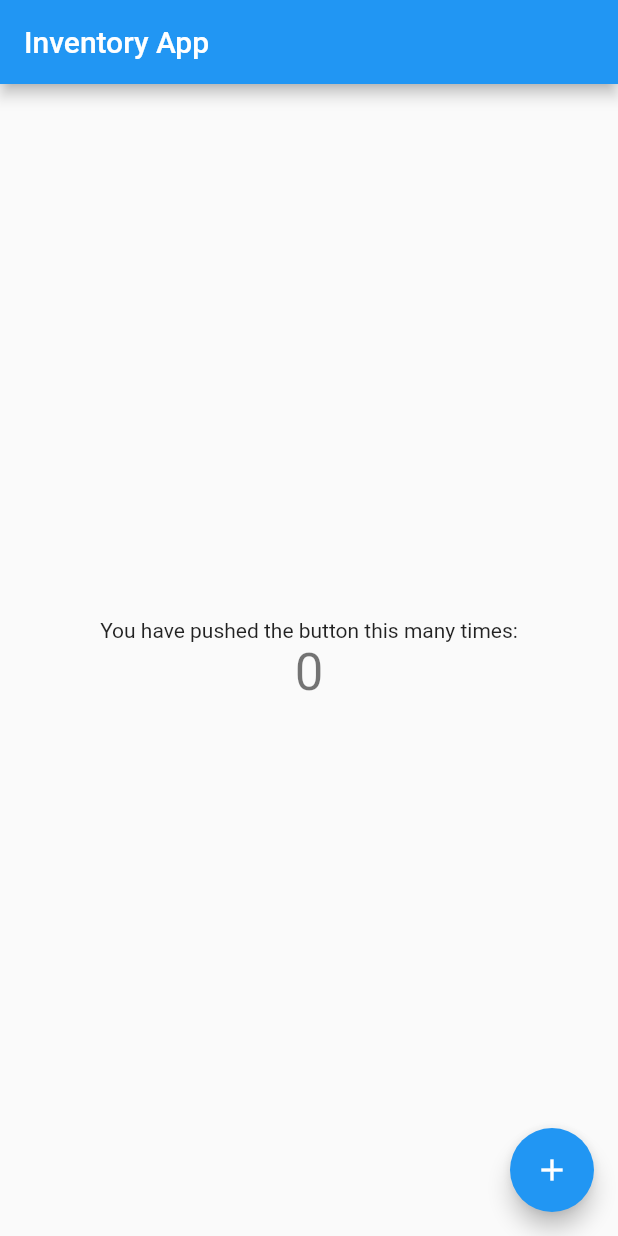
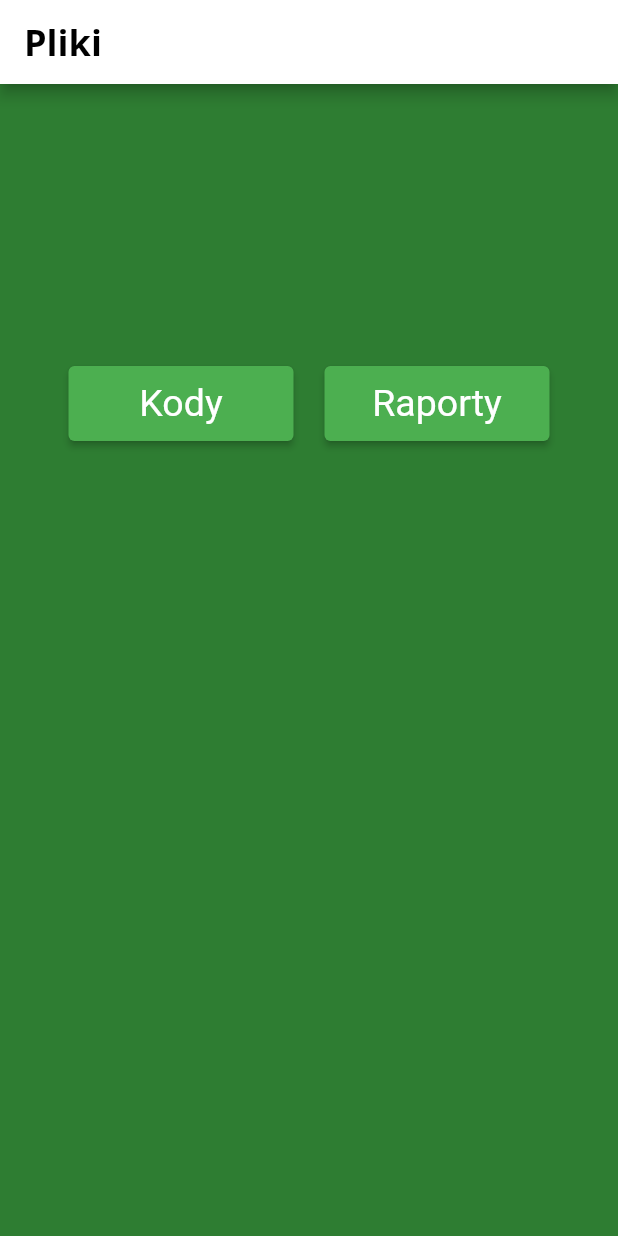
Before and after one commit to Lokinado/flutter_inventory_app, a Flutter app: the screen it shows after launch, on a phone screen of 412 x 824 dp. Run offline on Flutter 3.47's test engine with Material 2 defaults, Android fonts, the light colour scheme and no system bars; Roboto replaces fonts that are missing (Open Sans).

Commit message:
Lepszy format, poprawione ułożenie widgetów

```diff
--- a/lib/main.dart
+++ b/lib/main.dart
@@ -1,115 +1,214 @@
 import 'package:flutter/material.dart';
 
 void main() {
-  runApp(const MyApp());
+  runApp(const SearchPanel());
 }
 
-class MyApp extends StatelessWidget {
-  const MyApp({super.key});
-
-  // This widget is the root of your application.
+class SearchPanel extends StatelessWidget {
+   const SearchPanel({super.key});
   @override
   Widget build(BuildContext context) {
     return MaterialApp(
-      title: 'Inventory App',
+      title: 'Search Panel',
       theme: ThemeData(
-        // This is the theme of your application.
-        //
-        // Try running your application with "flutter run". You'll see the
-        // application has a blue toolbar. Then, without quitting the app, try
-        // changing the primarySwatch below to Colors.green and then invoke
-        // "hot reload" (press "r" in the console where you ran "flutter run",
-        // or simply save your changes to "hot reload" in a Flutter IDE).
-        // Notice that the counter didn't reset back to zero; the application
-        // is not restarted.
-        primarySwatch: Colors.blue,
+        colorScheme: ColorScheme.fromSwatch(primarySwatch: Colors.green).copyWith(background: Colors.green[900]),
       ),
-      home: const MyHomePage(title: 'Inventory App'),
+      home: const MainPage(),
+      routes: {
+        '/details': (context) => const DetailsPage(),
+      },
     );
   }
 }
 
-class MyHomePage extends StatefulWidget {
-  const MyHomePage({super.key, required this.title});
-
-  // This widget is the home page of your application. It is stateful, meaning
-  // that it has a State object (defined below) that contains fields that affect
-  // how it looks.
-
-  // This class is the configuration for the state. It holds the values (in this
-  // case the title) provided by the parent (in this case the App widget) and
-  // used by the build method of the State. Fields in a Widget subclass are
-  // always marked "final".
-
-  final String title;
+class MainPage extends StatefulWidget {
+  const MainPage({super.key});
 
   @override
-  State<MyHomePage> createState() => _MyHomePageState();
+  // ignore: library_private_types_in_public_api
+  _MainPageState createState() => _MainPageState();
 }
 
-class _MyHomePageState extends State<MyHomePage> {
-  int _counter = 0;
+class _MainPageState extends State<MainPage> {
+  String _selectedList = '';
 
-  void _incrementCounter() {
+  void _showList(String listName) {
     setState(() {
-      // This call to setState tells the Flutter framework that something has
-      // changed in this State, which causes it to rerun the build method below
-      // so that the display can reflect the updated values. If we changed
-      // _counter without calling setState(), then the build method would not be
-      // called again, and so nothing would appear to happen.
-      _counter++;
+      _selectedList = listName;
     });
   }
 
   @override
   Widget build(BuildContext context) {
-    // This method is rerun every time setState is called, for instance as done
-    // by the _incrementCounter method above.
-    //
-    // The Flutter framework has been optimized to make rerunning build methods
-    // fast, so that you can just rebuild anything that needs updating rather
-    // than having to individually change instances of widgets.
     return Scaffold(
+
       appBar: AppBar(
-        // Here we take the value from the MyHomePage object that was created by
-        // the App.build method, and use it to set our appbar title.
-        title: Text(widget.title),
+
+        backgroundColor: Colors.white,
+        title: const Text(
+          "Pliki",
+
+          style: TextStyle(
+      color: Colors.black,
+      fontSize: 24, // ustawiamy rozmiar czcionki na 24
+      fontWeight: FontWeight.bold, // ustawiamy pogrubienie tekstu
+      fontFamily: "Open Sans" // ustawiamy styl tekstu na pochylony
+    ),
+        ),
       ),
-      body: Center(
-        // Center is a layout widget. It takes a single child and positions it
-        // in the middle of the parent.
+
+
+      body: Container(
+        color: Colors.green.shade800,
+        padding: const EdgeInsets.all(25),
+
         child: Column(
-          // Column is also a layout widget. It takes a list of children and
-          // arranges them vertically. By default, it sizes itself to fit its
-          // children horizontally, and tries to be as tall as its parent.
-          //
-          // Invoke "debug painting" (press "p" in the console, choose the
-          // "Toggle Debug Paint" action from the Flutter Inspector in Android
-          // Studio, or the "Toggle Debug Paint" command in Visual Studio Code)
-          // to see the wireframe for each widget.
-          //
-          // Column has various properties to control how it sizes itself and
-          // how it positions its children. Here we use mainAxisAlignment to
-          // center the children vertically; the main axis here is the vertical
-          // axis because Columns are vertical (the cross axis would be
-          // horizontal).
-          mainAxisAlignment: MainAxisAlignment.center,
-          children: <Widget>[
-            const Text(
-              'You have pushed the button this many times:',
+
+          mainAxisAlignment: MainAxisAlignment.spaceEvenly,
+          children: [
+
+            Row(
+              mainAxisAlignment: MainAxisAlignment.spaceEvenly,
+              children: [
+
+                ElevatedButton(
+
+                  onPressed: () => _showList('Kody'),
+                  style: ButtonStyle(
+                    minimumSize: MaterialStateProperty.all(const Size(150, 50)),
+                    textStyle: MaterialStateProperty.all(const TextStyle(fontSize: 25))
+                  ),
+                  child: const Text('Kody'),
+
+                ),
+
+                ElevatedButton(
+                  onPressed: () => _showList('Raporty'),
+                  style: ButtonStyle(
+                    minimumSize: MaterialStateProperty.all(const Size(150, 50)),
+                    textStyle: MaterialStateProperty.all(const TextStyle(fontSize: 25))
+                  ),
+                  child: const Text('Raporty'),
+                ),
+
+              ],
+
             ),
-            Text(
-              '$_counter',
-              style: Theme.of(context).textTheme.headlineMedium,
-            ),
+            const SizedBox(height:16,width: 80,),
+
+            _selectedList == ''
+                ? Container()
+                : Expanded(
+
+                    child: ListView.builder(
+                      itemCount: _selectedList == 'Kody' ? Kody.ilosc : Raporty.ilosc,
+                      itemBuilder: (context, index) {
+
+                        return Card(
+
+                           elevation: 4,
+                        shape: RoundedRectangleBorder(
+                        borderRadius: BorderRadius.circular(10),
+                          ),
+                          child: ListTile(
+
+                            title: Text(
+                              _selectedList == 'Kody'
+                                  ? 'Kod ${index + 1}'
+                                  : 'Raport ${index + 1}',
+                                  textAlign: TextAlign.center, // wyśrodkowanie tekstu
+                            style: const TextStyle(
+                              fontSize: 18, // zmiana wielkości czcionki
+                              fontWeight: FontWeight.bold, // zmiana grubości czcionki
+                            ),
+                            ),
+
+                            onTap: () {
+
+                              Navigator.pushNamed(
+                                context,
+                                '/details',
+                                arguments: DetailsArguments(
+                                  title: _selectedList == 'Kody'
+                                      ? 'Kod ${index + 1}'
+                                      : 'Raport ${index + 1}',
+                                ),
+
+                              );
+
+                            },
+
+                          ),
+
+                        );
+
+                      },
+
+                    ),
+                  ),
           ],
         ),
+
+
       ),
-      floatingActionButton: FloatingActionButton(
-        onPressed: _incrementCounter,
-        tooltip: 'Increment',
-        child: const Icon(Icons.add),
-      ), // This trailing comma makes auto-formatting nicer for build methods.
+
     );
   }
+
 }
+
+class DetailsPage extends StatelessWidget {
+  const DetailsPage({super.key});
+
+  @override
+  Widget build(BuildContext context) {
+    final DetailsArguments args =
+        ModalRoute.of(context)!.settings.arguments as DetailsArguments;
+
+    return Scaffold(
+            appBar: AppBar(
+        backgroundColor: Colors.white,
+  leading: IconButton(
+    icon: const Icon(Icons.arrow_back),
+    color: Colors.black,
+    onPressed: () {
+      Navigator.pop(context);
+    },
+
+
+  ),
+        title: Text(
+          args.title,
+          style: const TextStyle(color: Colors.black),
+        ),
+
+),
+      body: Center(
+        child: Text('Szczegóły ${args.title}'),
+      ),
+
+    );
+
+  }
+
+}
+
+class DetailsArguments {
+  final String title;
+
+  DetailsArguments({required this.title});
+}
+
+class Kody {
+  static int ilosc= 20;
+  static String getTitle(int index) {
+    return 'Kod ${index + 1}';
+  }
+}
+
+class Raporty {
+  static int ilosc= 25;
+  static String getTitle(int index) {
+    return 'Raport ${index + 1}';
+  }
+}
--- a/pubspec.yaml
+++ b/pubspec.yaml
@@ -1,4 +1,4 @@
-name: first_project
+name: inventory_app
 description: A new Flutter project.
 # The following line prevents the package from being accidentally published to
 # pub.dev using `flutter pub publish`. This is preferred for private packages.
```
Also changed, not shown: main.dart (deleted, +0 -131 lines), analysis_options.yaml (line endings or trailing spaces), 5 other files.
